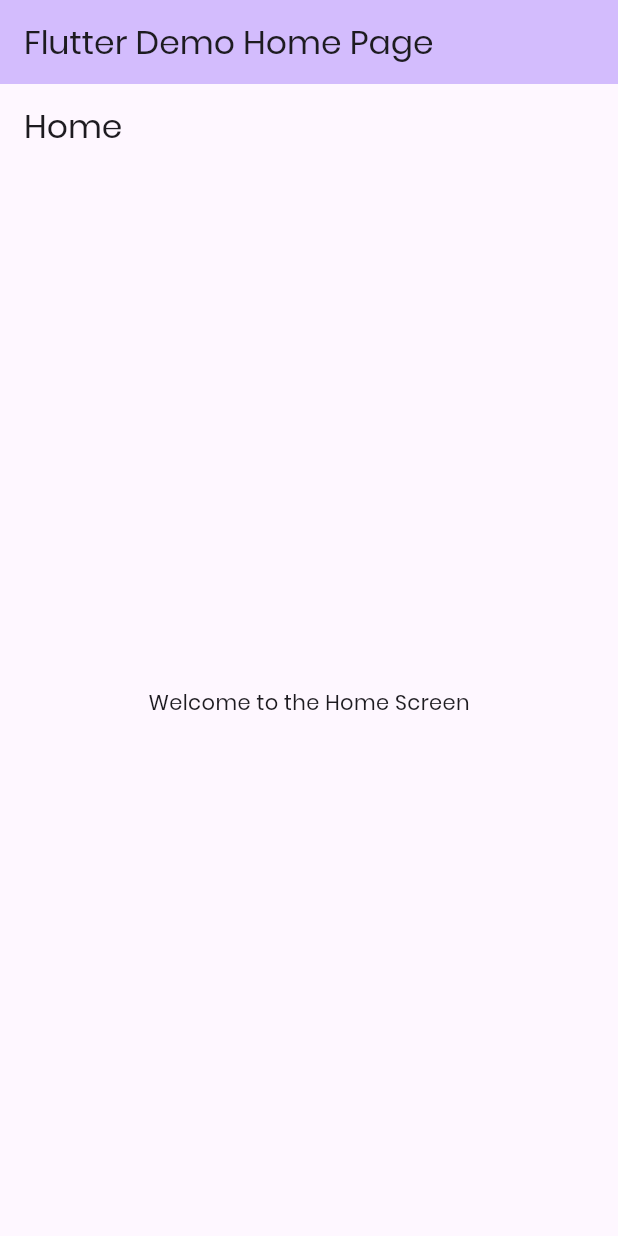
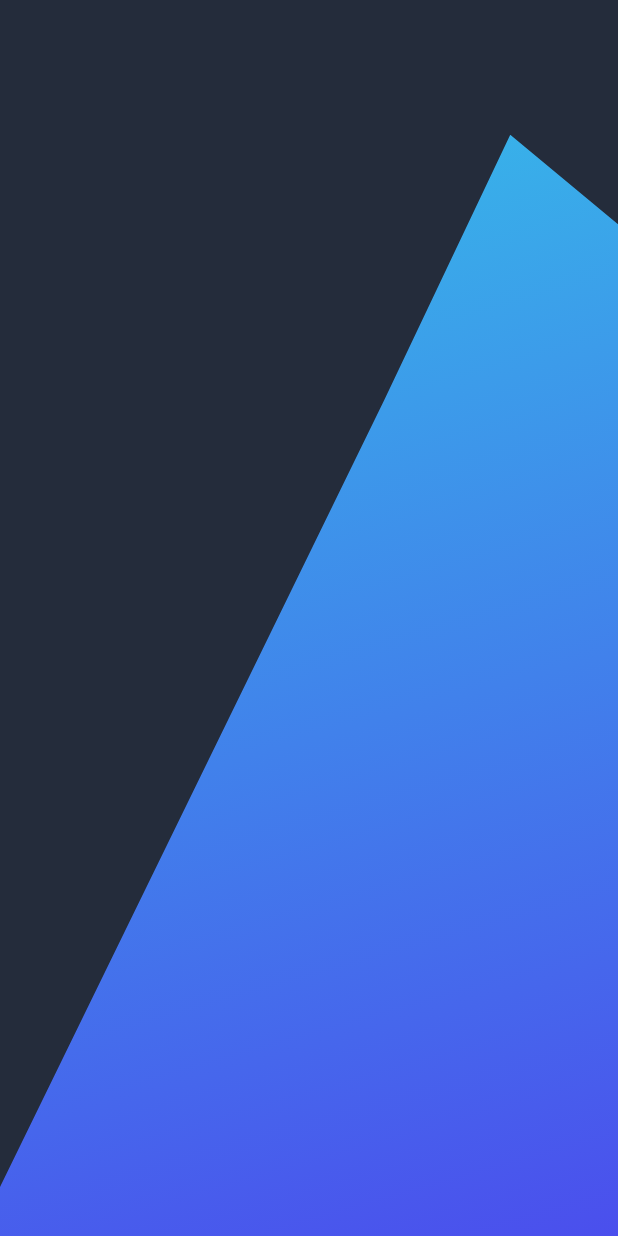
Before and after one commit to nadersakr/task, a Flutter app: the screen it shows after launch, on a phone screen of 412 x 824 dp. Run offline on Flutter 3.47's test engine with Material 3 defaults, Android fonts, the phone set to English and light mode, and no system bars; our stand-ins replace flutter_svg.

Commit message:
Refactor HomeScreen to use a Stack layout and display background SVG asset

```diff
--- a/lib/features/home/presentation/screens/home_screen.dart
+++ b/lib/features/home/presentation/screens/home_screen.dart
@@ -1,17 +1,23 @@
 import 'package:flutter/material.dart';
+import 'package:flutter_svg/svg.dart';
+import 'package:task/core/constants/app_strings.dart';
 
 class HomeScreen extends StatelessWidget {
   const HomeScreen({super.key});
 
   @override
   Widget build(BuildContext context) {
-    return Scaffold(
-      appBar: AppBar(
-        title: const Text("Home"),
-      ),
-      body: const Center(
-        child: Text("Welcome to the Home Screen"),
-      ),
+    return Stack(
+      children: [
+        Positioned(
+          bottom: 0,
+          right: 0,
+          child: SvgPicture.asset(
+            SvgStrings.backgroundTriangle,
+            width: MediaQuery.of(context).size.width,
+          ),
+        ),
+      ],
     );
   }
 }
--- a/lib/main.dart
+++ b/lib/main.dart
@@ -1,4 +1,5 @@
 import 'package:flutter/material.dart';
+import 'package:task/core/constants/app_colors.dart';
 import 'package:task/features/home/presentation/screens/home_screen.dart';
 
 void main() {
@@ -17,30 +18,16 @@ class MyApp extends StatelessWidget {
         colorScheme: ColorScheme.fromSeed(seedColor: Colors.deepPurple),
         fontFamily: 'Poppins', // Set default font family
       ),
-      home: const MyHomePage(title: 'Flutter Demo Home Page'),
+      home: const TaskApp(),
     );
   }
 }
 
-class MyHomePage extends StatefulWidget {
-  const MyHomePage({super.key, required this.title});
-
-  final String title;
+class TaskApp extends StatelessWidget {
+  const TaskApp({super.key});
 
   @override
-  State<MyHomePage> createState() => _MyHomePageState();
-}
-
-class _MyHomePageState extends State<MyHomePage> {
-  @override
   Widget build(BuildContext context) {
-    return Scaffold(
-      appBar: AppBar(
-        backgroundColor: Theme.of(context).colorScheme.inversePrimary,
-
-        title: Text(widget.title),
-      ),
-      body: HomeScreen(),
-    );
+    return Scaffold(backgroundColor: AppColors.background, body: HomeScreen());
   }
 }
```
